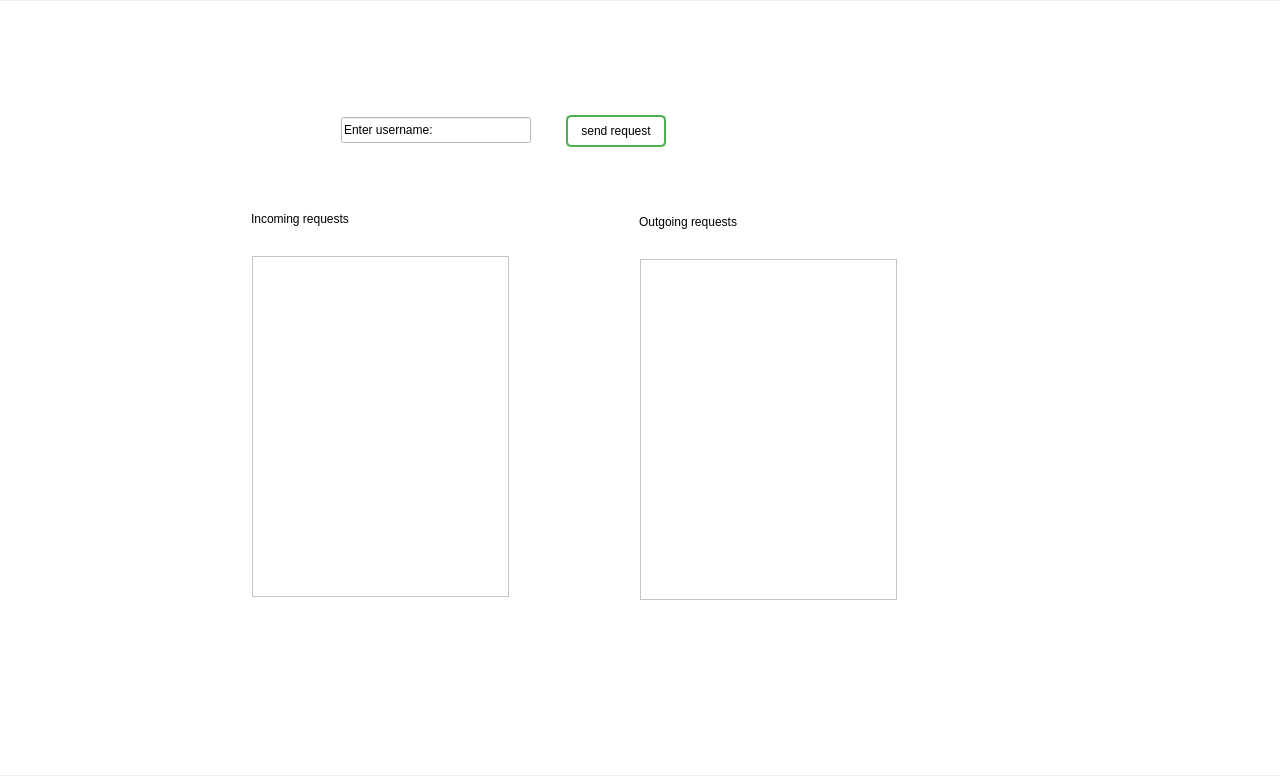
JustinGetty/LotusAppClient, file Forms/mainwindow.ui: the form before one commit.
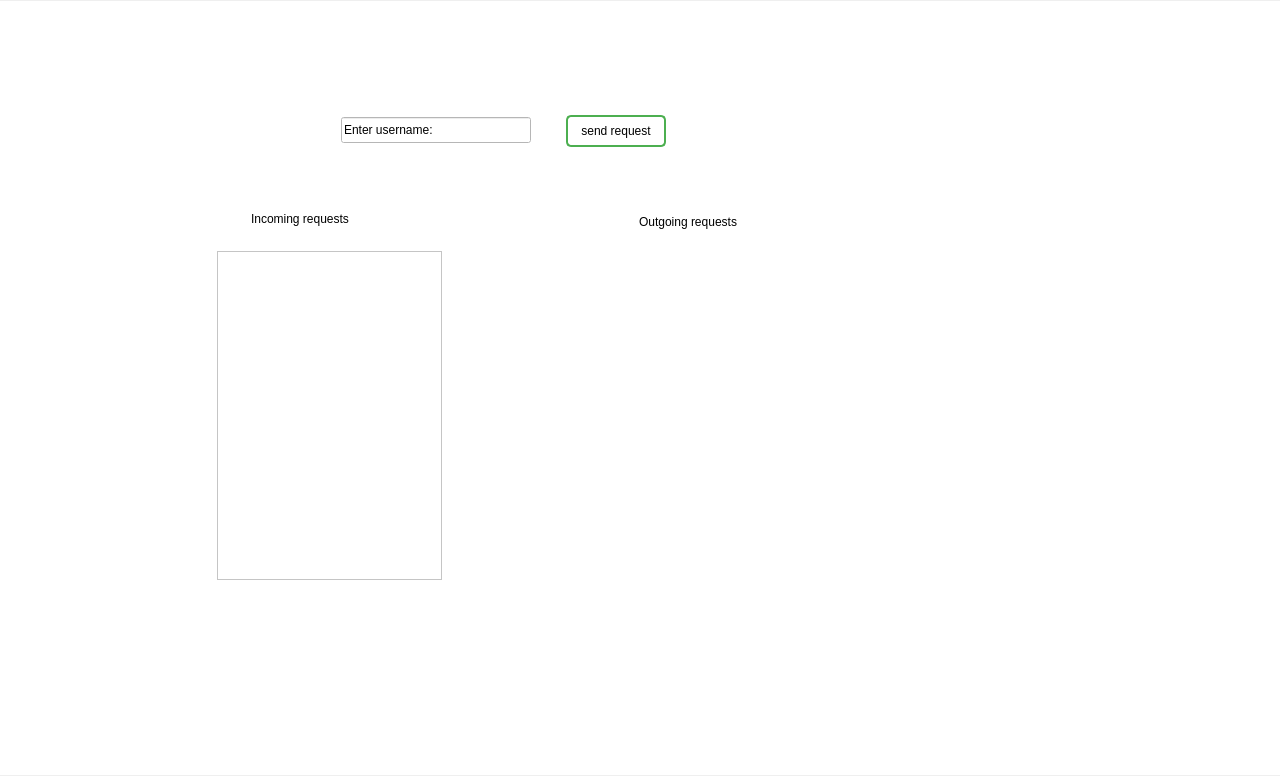
The form after the commit.

Diff of the .ui file:
```diff
--- a/Forms/mainwindow.ui
+++ b/Forms/mainwindow.ui
@@ -789,7 +789,7 @@
         </property>
        </widget>
       </widget>
-      <widget class="QScrollArea" name="scrollArea">
+      <widget class="QScrollArea" name="scrollAreaMainPageFriends">
        <property name="geometry">
         <rect>
          <x>13</x>
@@ -1337,29 +1337,6 @@
         <string>send request</string>
        </property>
       </widget>
-      <widget class="QScrollArea" name="scrollArea_2">
-       <property name="geometry">
-        <rect>
-         <x>252</x>
-         <y>255</y>
-         <width>257</width>
-         <height>341</height>
-        </rect>
-       </property>
-       <property name="widgetResizable">
-        <bool>true</bool>
-       </property>
-       <widget class="QWidget" name="scrollAreaWidgetContents_2">
-        <property name="geometry">
-         <rect>
-          <x>0</x>
-          <y>0</y>
-          <width>255</width>
-          <height>339</height>
-         </rect>
-        </property>
-       </widget>
-      </widget>
       <widget class="QLabel" name="label_8">
        <property name="geometry">
         <rect>
@@ -1396,35 +1373,12 @@
         <string>Outgoing requests</string>
        </property>
       </widget>
-      <widget class="QScrollArea" name="scrollArea_3">
-       <property name="geometry">
-        <rect>
-         <x>640</x>
-         <y>258</y>
-         <width>257</width>
-         <height>341</height>
-        </rect>
-       </property>
-       <property name="widgetResizable">
-        <bool>true</bool>
-       </property>
-       <widget class="QWidget" name="scrollAreaWidgetContents_3">
-        <property name="geometry">
-         <rect>
-          <x>0</x>
-          <y>0</y>
-          <width>255</width>
-          <height>339</height>
-         </rect>
-        </property>
-       </widget>
-      </widget>
       <widget class="QLabel" name="friend_request_error_message">
        <property name="geometry">
         <rect>
          <x>335</x>
          <y>162</y>
-         <width>348</width>
+         <width>237</width>
          <height>25</height>
         </rect>
        </property>
@@ -1432,6 +1386,29 @@
         <string/>
        </property>
       </widget>
+      <widget class="QScrollArea" name="scrollArea">
+       <property name="geometry">
+        <rect>
+         <x>217</x>
+         <y>250</y>
+         <width>225</width>
+         <height>329</height>
+        </rect>
+       </property>
+       <property name="widgetResizable">
+        <bool>true</bool>
+       </property>
+       <widget class="QWidget" name="scrollAreaWidgetContents_2">
+        <property name="geometry">
+         <rect>
+          <x>0</x>
+          <y>0</y>
+          <width>223</width>
+          <height>327</height>
+         </rect>
+        </property>
+       </widget>
+      </widget>
      </widget>
     </widget>
     <widget class="QWidget" name="create_account">
```
Left out of the diff: 2 changed lines with no effect on the pictures.
